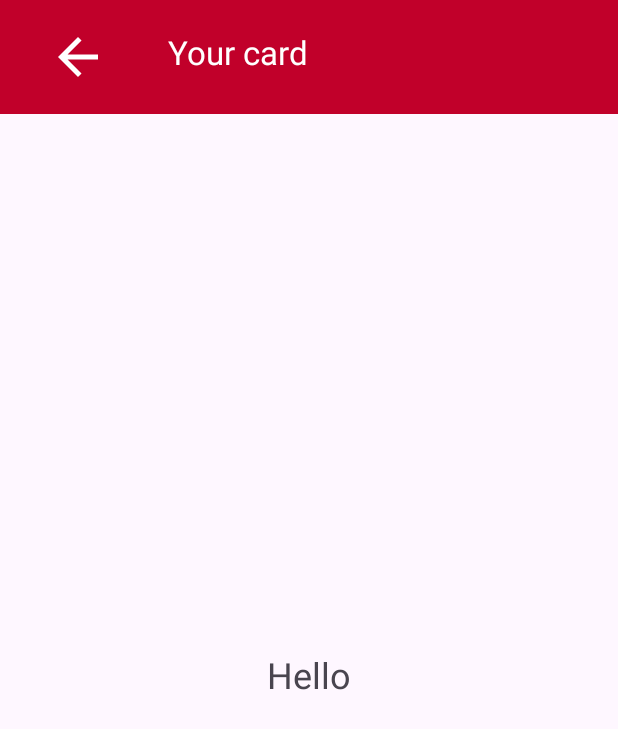
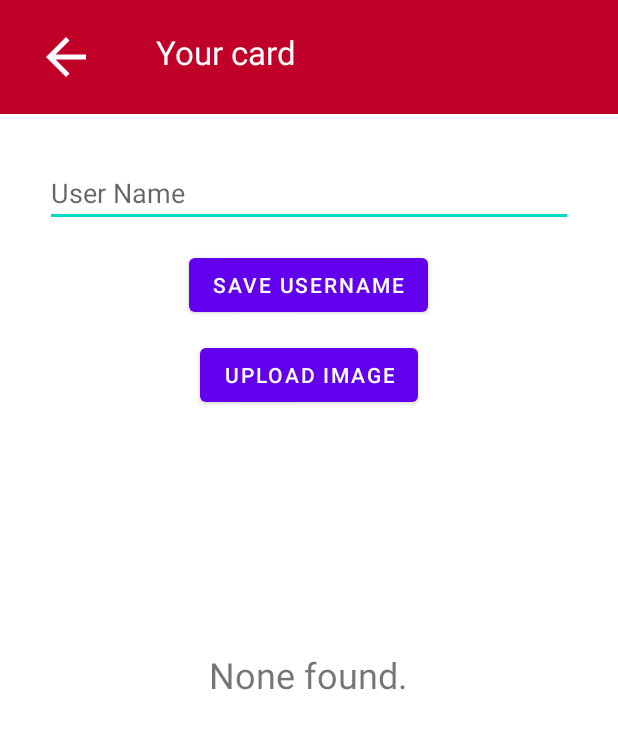
Before and after one commit to Vonzii/ticket, an Android app: the screen it shows after launch (MainActivity), on a phone screen of 412 x 824 dp. Shown: the top 729 px of the screen. Run offline under Robolectric (Android 15) with nearby library versions, the phone set to English and light mode, and no system bars.

```diff
--- a/app/src/main/AndroidManifest.xml
+++ b/app/src/main/AndroidManifest.xml
@@ -14,6 +14,7 @@
         tools:targetApi="31">
         <activity
             android:name=".MainActivity"
+            android:theme="@style/AppTheme"
             android:exported="true">
             <intent-filter>
                 <action android:name="android.intent.action.MAIN" />
@@ -22,5 +23,5 @@
             </intent-filter>
         </activity>
     </application>
-
+    <uses-permission android:name="android.permission.READ_EXTERNAL_STORAGE" />
 </manifest>
--- a/app/src/main/java/com/example/ticket/FragmentOne.java
+++ b/app/src/main/java/com/example/ticket/FragmentOne.java
@@ -1,25 +1,137 @@
 package com.example.ticket;
 
+import android.content.Intent;
+import android.net.Uri;
 import android.os.Bundle;
-import androidx.fragment.app.Fragment;
+import android.util.Log;
 import android.view.LayoutInflater;
 import android.view.View;
 import android.view.ViewGroup;
+import android.widget.Button;
+import android.widget.EditText;
 import android.widget.TextView;
+import androidx.activity.result.ActivityResultLauncher;
+import androidx.activity.result.contract.ActivityResultContracts;
+import androidx.fragment.app.Fragment;
+
+import java.io.File;
+import java.io.FileOutputStream;
+import java.io.InputStream;
+import java.io.OutputStream;
 
 public class FragmentOne extends Fragment {
 
-    public FragmentOne() {
-        // Required empty public constructor
+    private ActivityResultLauncher<Intent> getContent;
+    private EditText editTextUserName;
+    private TextView textViewStatus;
+
+    @Override
+    public void onCreate(Bundle savedInstanceState) {
+        super.onCreate(savedInstanceState);
+
+        // Initialize getContent launcher for image selection
+        getContent = registerForActivityResult(new ActivityResultContracts.StartActivityForResult(),
+                result -> {
+                    if (result.getResultCode() == getActivity().RESULT_OK && result.getData() != null) {
+                        Uri selectedImageUri = result.getData().getData();
+                        if (selectedImageUri != null) {
+                            // Save the selected image to internal storage
+                            saveImageToInternalStorage(selectedImageUri);
+                        }
+                    }
+                });
     }
 
     @Override
-    public View onCreateView(LayoutInflater inflater, ViewGroup container,
-                             Bundle savedInstanceState) {
-        // Inflate the layout for this fragment
+    public View onCreateView(LayoutInflater inflater, ViewGroup container, Bundle savedInstanceState) {
         View view = inflater.inflate(R.layout.fragment_one, container, false);
-        TextView textView = view.findViewById(R.id.text_view_fragment_one);
-        textView.setText("Hello");
+
+        editTextUserName = view.findViewById(R.id.edit_text_user_name);
+        Button saveUserNameButton = view.findViewById(R.id.button_save_user_name);
+        textViewStatus = view.findViewById(R.id.text_view_fragment_one);
+
+        saveUserNameButton.setOnClickListener(v -> {
+            String username = editTextUserName.getText().toString();
+            saveUsernamePermanently(username);
+        });
+
+        updateFileStatus();
+
+        view.findViewById(R.id.button_upload_image).setOnClickListener(v -> {
+            openImagePicker();
+        });
+
         return view;
     }
+
+    void openImagePicker() {
+        Intent intent = new Intent(Intent.ACTION_GET_CONTENT);
+        intent.setType("image/*");
+        getContent.launch(Intent.createChooser(intent, "Select Picture"));
+    }
+
+    private void saveImageToInternalStorage(Uri uri) {
+        try (InputStream inputStream = getContext().getContentResolver().openInputStream(uri)) {
+            File file = new File(getContext().getFilesDir(), "profile.jpg");
+            try (OutputStream outputStream = new FileOutputStream(file)) {
+                byte[] buf = new byte[1024];
+                int len;
+                while ((len = inputStream.read(buf)) > 0) {
+                    outputStream.write(buf, 0, len);
+                }
+                updateFileStatus();
+                Log.d("FragmentOne", "Image saved successfully: " + file.getAbsolutePath());
+            }
+        } catch (Exception e) {
+            Log.e("FragmentOne", "Error saving image", e);
+        }
+    }
+
+    private void updateFileStatus() {
+        boolean usernameExists = new File(getContext().getFilesDir(), "username.txt").exists();
+        boolean profileImageExists = new File(getContext().getFilesDir(), "profile.jpg").exists();
+
+        String statusMessage;
+        if (usernameExists && profileImageExists) {
+            statusMessage = "User Name and Profile Picture found. \n Sometimes, it says username found, but its not, just reenter the name for safety";
+        } else if (usernameExists) {
+            statusMessage = "User Name Found. Please add Profile Picture. \n Sometimes, it says username found, but its not, just reenter the name for safety";
+        } else if (profileImageExists) {
+            statusMessage = "Profile Picture Found. Please add User Name.";
+        } else {
+            statusMessage = "None found.";
+        }
+
+        textViewStatus.setText(statusMessage);
+    }
+
+    private void saveUsernamePermanently(String username) {
+        try {
+            // Create a file in the app's internal storage
+            File file = new File(getContext().getFilesDir(), "username.txt");
+
+            // Open a FileOutputStream to write to the file
+            FileOutputStream outputStream = new FileOutputStream(file);
+
+            // Write the username to the file
+            outputStream.write(username.getBytes());
+
+            // Close the stream
+            outputStream.close();
+
+            updateFileStatus();
+
+            // Log success or notify the user
+            Log.d("FragmentOne", "Username saved successfully: " + file.getAbsolutePath());
+        } catch (Exception e) {
+            Log.e("FragmentOne", "Error saving username", e);
+            // Handle error or notify the user
+        }
+    }
+
+    @Override
+    public void onDestroy() {
+        super.onDestroy();
+        //saveUsernamePermanently(editTextUserName.getText().toString());
+    }
 }
--- a/app/src/main/res/layout/fragment_one.xml
+++ b/app/src/main/res/layout/fragment_one.xml
@@ -1,6 +1,30 @@
 <FrameLayout xmlns:android="http://schemas.android.com/apk/res/android"
     android:layout_width="match_parent"
-    android:layout_height="match_parent">
+    android:layout_height="match_parent"
+    android:textColor="@color/black">
+
+    <EditText
+        android:id="@+id/edit_text_user_name"
+        android:layout_width="match_parent"
+        android:layout_height="wrap_content"
+        android:hint="User Name"
+        android:layout_marginTop="20dp"/>
+
+    <Button
+        android:id="@+id/button_save_user_name"
+        android:layout_width="wrap_content"
+        android:layout_height="wrap_content"
+        android:text="Save Username"
+        android:layout_gravity="center_horizontal"
+        android:layout_marginTop="80dp"/>
+
+    <Button
+        android:id="@+id/button_upload_image"
+        android:layout_width="wrap_content"
+        android:layout_height="wrap_content"
+        android:text="Upload Image"
+        android:layout_gravity="center_horizontal"
+        android:layout_marginTop="140dp"/>
 
     <TextView
         android:id="@+id/text_view_fragment_one"
--- /dev/null
+++ b/app/src/main/res/values/styles.xml
@@ -0,0 +1,7 @@
+<?xml version="1.0" encoding="utf-8"?>
+<resources>
+    <style name="AppTheme" parent="Theme.MaterialComponents.Light.NoActionBar">
+        <!-- Customize your theme here. -->
+    </style>
+
+</resources>
--- a/app/src/main/res/values/themes.xml
+++ b/app/src/main/res/values/themes.xml
@@ -3,6 +3,8 @@
     <style name="Base.Theme.Ticket" parent="Theme.Material3.DayNight.NoActionBar">
         <!-- Customize your light theme here. -->
         <!-- <item name="colorPrimary">@color/my_light_primary</item> -->
+        <item name="android:forceDarkAllowed">false</item>
+        <item name="android:textColor">@color/black</item>
     </style>
 
     <style name="Theme.Ticket" parent="Base.Theme.Ticket" />
```
Also changed, not shown: app/src/main/java/com/example/ticket/FragmentTwo.java (+135 -66 lines), app/src/main/res/anim/translate.xml (added, +9 -0 lines), app/src/main/res/layout/fragment_two.xml (+20 -7 lines), app/src/main/res/drawable/cappucinobear.jpg (added), app/src/main/res/drawable/rmv.png (added).
